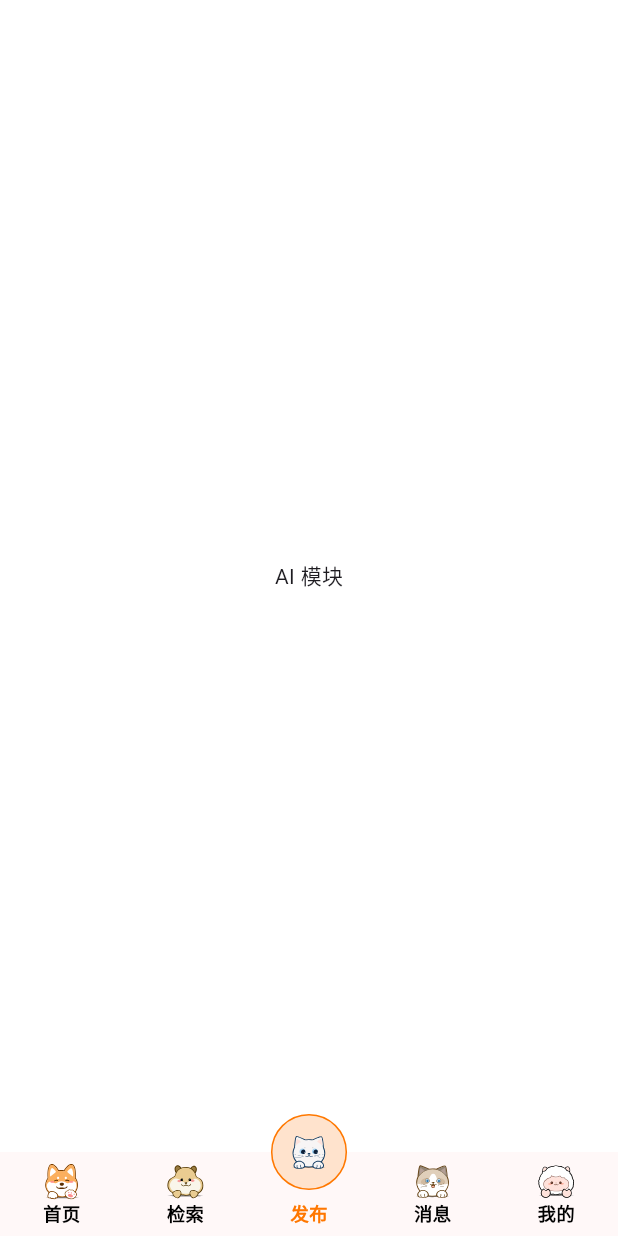
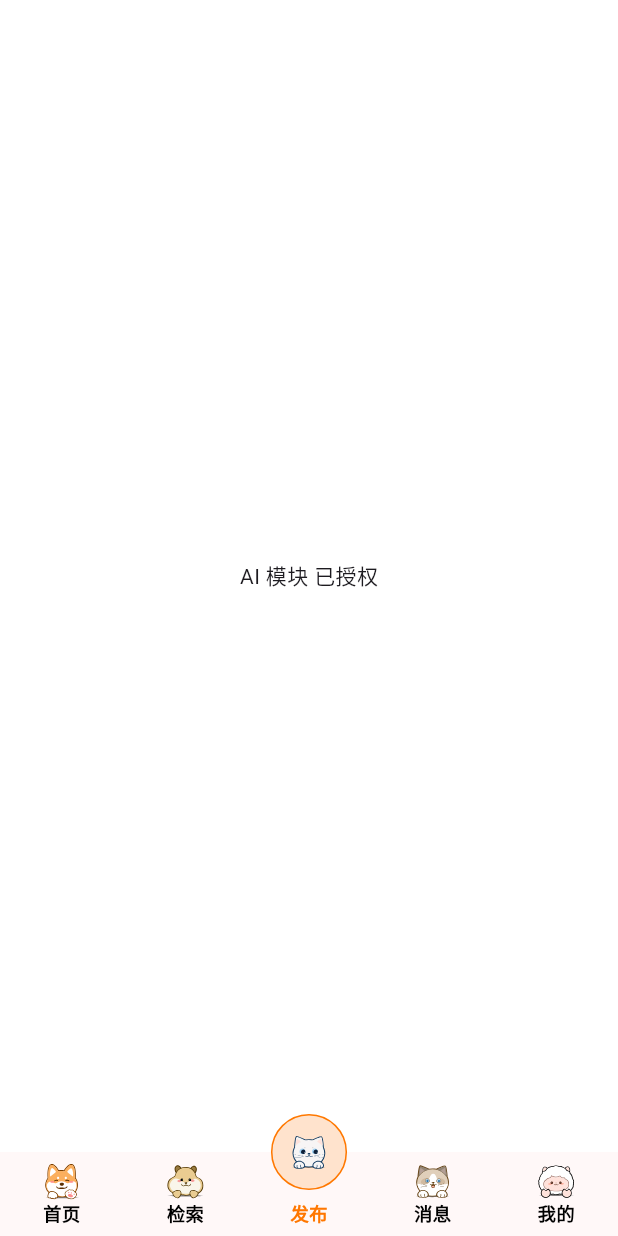
Before and after one commit to zhf2680536614/my-app-cat, a Flutter app: the screen it shows after launch, item 3 of the bottom bar chosen, on a phone screen of 412 x 824 dp. Run offline on Flutter 3.47's test engine with Material 3 defaults, Android fonts, the light colour scheme and no system bars; our stand-ins replace cached_network_image, dio, flutter_screenutil, flutter_svg, fluttertoast, get and 4 more; Roboto replaces fonts that are missing (AlimamaFangYuanTiVF).

Commit message:
feat(权限): 实现权限管理优化和懒加载页面
- 修改Toast显示时长为LONG以提升用户体验
- 在AndroidManifest中添加必要的权限声明
- 重构首页页面加载为懒加载模式，减少初始权限请求
- 优化权限工具类，添加并发请求控制和更精细的权限状态处理
- 在AI页面添加权限状态管理和生命周期监听
- 改进权限被永久拒绝时的处理流程，添加设置跳转提示

```diff
--- a/lib/pages/home/cpns/ai/index.dart
+++ b/lib/pages/home/cpns/ai/index.dart
@@ -1,4 +1,5 @@
 import 'package:flutter/material.dart';
+import 'package:my_app_cat/utils/permission_util.dart';
 
 class Ai extends StatefulWidget {
   const Ai({super.key});
@@ -7,12 +8,57 @@ class Ai extends StatefulWidget {
   State<Ai> createState() => _AiState();
 }
 
-class _AiState extends State<Ai> {
+class _AiState extends State<Ai> with WidgetsBindingObserver {
+  bool _isGranted = false;
+
+  @override
+  void initState() {
+    super.initState();
+    // 注册WidgetsBindingObserver，用于监听应用生命周期变化
+    WidgetsBinding.instance.addObserver(this);
+    // 应用启动时请求权限
+    _requestPermission();
+  }
+
+  @override
+  void dispose() {
+    // 移除观察者
+    WidgetsBinding.instance.removeObserver(this);
+    super.dispose();
+  }
+
+  @override
+  void didChangeAppLifecycleState(AppLifecycleState state) {
+    super.didChangeAppLifecycleState(state);
+    // 当应用从后台恢复到前台时（例如从设置页面返回）
+    if (state == AppLifecycleState.resumed) {
+      // 重新请求权限，确保"本次使用时允许"的权限会重新弹出
+      _requestPermission();
+    }
+  }
+
+  // 请求权限的方法
+  Future<void> _requestPermission() async {
+    if (!mounted) return;
+
+    // 调用修改后的requestLocationPermission方法
+    // 该方法现在会：
+    // 1. 只对"始终允许"的权限直接返回true
+    // 2. 对"本次使用时允许"和其他情况重新请求权限
+    // 3. 对"禁止且不再询问"的情况显示设置跳转提示
+    bool granted = await PermissionUtil.requestLocationPermission(context);
+
+    // 更新UI状态
+    setState(() {
+      _isGranted = granted;
+    });
+  }
+
   @override
   Widget build(BuildContext context) {
     return Scaffold(
       backgroundColor: Colors.white,
-      body: Center(child: Text("AI 模块")),
+      body: Center(child: _isGranted ? Text("AI 模块 已授权") : Text("AI 模块 未授权")),
     );
   }
 }
--- a/lib/pages/home/index.dart
+++ b/lib/pages/home/index.dart
@@ -18,14 +18,33 @@ class _HomePageState extends State<HomePage> {
   //定义默认展示的页面索引
   int _currentIndex = 0;
 
-  //定义首页展示的页面集合
-  final List<Widget> _pages = [
-    const Search(),
-    const Market(),
-    const Ai(),
-    const Information(),
-    const Person(),
-  ];
+  //存储已初始化的页面，实现懒加载
+  final Map<int, Widget> _initializedPages = {};
+
+  // 获取页面的懒加载方法
+  Widget _getPage(int index) {
+    if (!_initializedPages.containsKey(index)) {
+      // 只在需要时初始化页面
+      switch (index) {
+        case 0:
+          _initializedPages[index] = const Search();
+          break;
+        case 1:
+          _initializedPages[index] = const Market();
+          break;
+        case 2:
+          _initializedPages[index] = const Ai();
+          break;
+        case 3:
+          _initializedPages[index] = const Information();
+          break;
+        case 4:
+          _initializedPages[index] = const Person();
+          break;
+      }
+    }
+    return _initializedPages[index]!;
+  }
 
   @override
   Widget build(BuildContext context) {
@@ -57,7 +76,8 @@ class _HomePageState extends State<HomePage> {
           ),
         ),
       ),
-      body: IndexedStack(index: _currentIndex, children: _pages),
+      // 使用懒加载方式，只加载当前页面，避免不必要的权限请求
+      body: _getPage(_currentIndex),
       bottomNavigationBar: Theme(
         // 禁用水波纹效果，同时继承全局字体设置
         data: ThemeData(
--- a/lib/utils/flutter_toast_util.dart
+++ b/lib/utils/flutter_toast_util.dart
@@ -32,7 +32,7 @@ class FlutterToastUtils {
   static void showToast(String msg) {
     Fluttertoast.showToast(
       msg: msg,
-      toastLength: Toast.LENGTH_SHORT,
+      toastLength: Toast.LENGTH_LONG,
       gravity: ToastGravity.TOP,
       backgroundColor: const Color.fromRGBO(251, 175, 94, 1),
       textColor: const Color.fromARGB(255, 255, 255, 255),
--- a/lib/utils/permission_util.dart
+++ b/lib/utils/permission_util.dart
@@ -7,56 +7,111 @@ import 'log_util.dart'; // 引入日志工具类
 
 /// 权限管理工具类
 class PermissionUtil {
+  /// 权限请求状态标志，用于防止并发请求
+  static bool _isLocationPermissionRequesting = false;
+
   /// 请求位置权限
-  static Future<bool> requestLocationPermission() async {
+  static Future<bool> requestLocationPermission(BuildContext context) async {
+    // 检查是否已有权限请求正在进行中
+    if (_isLocationPermissionRequesting) {
+      LogUtil.d('已有位置权限请求正在进行中，跳过此次请求');
+      return false;
+    }
+
     try {
+      // 设置请求状态为进行中
+      _isLocationPermissionRequesting = true;
+
       // 检查位置权限状态
       var status = await Permission.location.status;
       LogUtil.d('当前位置权限状态: $status');
 
-      // 如果权限已授予，直接返回true
-      if (status.isGranted) {
+      // 情况1：权限被永久拒绝
+      if (status.isPermanentlyDenied) {
+        LogUtil.d('位置权限被永久拒绝，显示设置跳转提示');
+        if (context.mounted) {
+          await handlePermanentlyDeniedPermission(context, '位置权限');
+        }
+        return false;
+      }
+
+      // 情况2：检查是否为"始终允许"权限（在Android上是Permission.locationAlways，在iOS上是特定状态）
+      bool isAlwaysGranted = false;
+
+      // Android平台的始终允许权限检查
+      if (defaultTargetPlatform == TargetPlatform.android) {
+        var alwaysStatus = await Permission.locationAlways.status;
+        isAlwaysGranted = alwaysStatus.isGranted;
+        LogUtil.d('Android平台始终允许权限状态: $isAlwaysGranted');
+      }
+      // iOS平台的检查，需要通过status的具体值来判断
+      else if (defaultTargetPlatform == TargetPlatform.iOS) {
+        // 对于iOS，我们需要检查更具体的状态
+        // 注意：这里简化处理，实际可能需要根据具体版本调整
+        isAlwaysGranted = status == PermissionStatus.granted &&
+                         await Permission.locationWhenInUse.status.isGranted &&
+                         await Permission.locationAlways.status.isGranted;
+        LogUtil.d('iOS平台始终允许权限状态: $isAlwaysGranted');
+      }
+
+      // 如果是始终允许权限，直接返回true
+      if (isAlwaysGranted) {
+        LogUtil.d('位置权限已设置为始终允许，直接使用');
         return true;
       }
 
-      // 如果权限被永久拒绝，提示用户去设置页面开启
-      if (status.isPermanentlyDenied || status.isDenied) {
-        // 显示提示信息
-        FlutterToastUtils.showToast('位置权限被拒绝，请在设置中开启');
+      // 情况3：其他情况（包括临时拒绝、首次请求或"本次使用时允许"后重新打开应用）
+      // 检查系统是否允许再次显示权限请求弹窗
+      bool shouldShowRationale = await Permission.location.shouldShowRequestRationale;
+      LogUtil.d('是否应该显示权限说明: $shouldShowRationale');
 
-        // 对于被永久拒绝的情况，引导用户去设置
-        if (status.isPermanentlyDenied) {
-          // 打开应用设置页面
-          await openAppSettings();
-        }
-
-        // 请求权限
+      // 对于"本次使用时允许"后重新打开应用的情况，即使status.isGranted为true，也需要重新请求权限
+      // 所以这里直接请求权限，不检查status.isGranted
       PermissionStatus permissionStatus = await Permission.location.request();
       LogUtil.d('位置权限请求结果: $permissionStatus');
 
       // 根据请求结果返回相应的值
       if (permissionStatus.isGranted) {
+        LogUtil.d('用户授予了位置权限');
         return true;
+      } else if (permissionStatus.isPermanentlyDenied) {
+        LogUtil.d('用户拒绝位置权限并不再询问');
+        if (context.mounted) {
+          await handlePermanentlyDeniedPermission(context, '位置权限');
+        }
+        return false;
       } else {
+        LogUtil.d('用户拒绝了位置权限');
         // 如果用户拒绝了权限，可以提示用户权限的必要性
         FlutterToastUtils.showToast('需要位置权限才能获取您的位置信息');
         return false;
       }
-      }
-
-      return false;
     } catch (e) {
       LogUtil.e('请求位置权限出错: $e');
       FlutterToastUtils.showErrorToast('请求位置权限失败');
       return false;
+    } finally {
+      // 无论如何，最后都要重置请求状态
+      _isLocationPermissionRequesting = false;
     }
   }
 
   /// 请求位置权限（包含后台位置）
-  static Future<bool> requestLocationPermissionWithBackground() async {
+  static Future<bool> requestLocationPermissionWithBackground(
+    BuildContext context,
+  ) async {
+    // 检查是否已有权限请求正在进行中
+    if (_isLocationPermissionRequesting) {
+      LogUtil.d('已有位置权限请求正在进行中，跳过后台权限请求');
+      return false;
+    }
+
     try {
+      // 设置请求状态为进行中
+      _isLocationPermissionRequesting = true;
+
       // 先请求前台位置权限
-      bool foregroundGranted = await requestLocationPermission();
+      bool foregroundGranted = await requestLocationPermission(context);
 
       if (!foregroundGranted) {
         return false;
@@ -89,36 +144,10 @@ class PermissionUtil {
       LogUtil.e('请求后台位置权限出错: $e');
       FlutterToastUtils.showErrorToast('请求后台位置权限失败');
       return false;
+    } finally {
+      // 无论如何，最后都要重置请求状态
+      _isLocationPermissionRequesting = false;
     }
-  }
-
-  /// 检查并请求多个权限
-  static Future<Map<Permission, PermissionStatus>> requestMultiplePermissions(
-    List<Permission> permissions,
-  ) async {
-    try {
-      LogUtil.d('开始请求多个权限: $permissions');
-      final Map<Permission, PermissionStatus> statuses = await permissions
-          .request();
-
-      // 记录每个权限的请求结果
-      statuses.forEach((permission, status) {
-        LogUtil.d('权限 $permission 请求结果: $status');
-      });
-
-      return statuses;
-    } catch (e) {
-      LogUtil.e('请求多个权限出错: $e');
-      FlutterToastUtils.showErrorToast('请求权限失败');
-      return {};
-    }
-  }
-
-  /// 检查多个权限是否都已授予
-  static bool areAllPermissionsGranted(
-    Map<Permission, PermissionStatus> statuses,
-  ) {
-    return statuses.values.every((status) => status.isGranted);
   }
 
   /// 请求相机权限
@@ -134,7 +163,15 @@ class PermissionUtil {
       if (status.isPermanentlyDenied || status.isDenied) {
         if (status.isPermanentlyDenied) {
           FlutterToastUtils.showToast('相机权限被拒绝，请在设置中开启');
+          try {
+            LogUtil.d('正在打开应用设置页面...');
             await openAppSettings();
+            // 添加短暂延迟，确保设置页面有足够时间打开
+            await Future.delayed(Duration(milliseconds: 500));
+          } catch (e) {
+            LogUtil.e('打开设置页面失败: $e');
+            FlutterToastUtils.showErrorToast('无法打开设置页面，请手动前往设置');
+          }
         }
 
         PermissionStatus permissionStatus = await Permission.camera.request();
@@ -178,7 +215,15 @@ class PermissionUtil {
       if (status.isPermanentlyDenied || status.isDenied) {
         if (status.isPermanentlyDenied) {
           FlutterToastUtils.showToast('相册权限被拒绝，请在设置中开启');
+          try {
+            LogUtil.d('正在打开应用设置页面...');
             await openAppSettings();
+            // 添加短暂延迟，确保设置页面有足够时间打开
+            await Future.delayed(Duration(milliseconds: 500));
+          } catch (e) {
+            LogUtil.e('打开设置页面失败: $e');
+            FlutterToastUtils.showErrorToast('无法打开设置页面，请手动前往设置');
+          }
         }
 
         PermissionStatus permissionStatus = await permission.request();
@@ -227,7 +272,15 @@ class PermissionUtil {
       if (status.isPermanentlyDenied || status.isDenied) {
         if (status.isPermanentlyDenied) {
           FlutterToastUtils.showToast('存储权限被拒绝，请在设置中开启');
+          try {
+            LogUtil.d('正在打开应用设置页面...');
             await openAppSettings();
+            // 添加短暂延迟，确保设置页面有足够时间打开
+            await Future.delayed(Duration(milliseconds: 500));
+          } catch (e) {
+            LogUtil.e('打开设置页面失败: $e');
+            FlutterToastUtils.showErrorToast('无法打开设置页面，请手动前往设置');
+          }
         }
 
         PermissionStatus permissionStatus = await permission.request();
@@ -249,37 +302,36 @@ class PermissionUtil {
     }
   }
 
-  /// 显示权限被拒绝的弹窗提示
-  static void showPermissionDeniedDialog(
+  /// 检查权限是否被永久禁用，如果是则弹出确认对话框
+  static Future<void> handlePermanentlyDeniedPermission(
     BuildContext context,
     String permissionName,
-  ) {
+  ) async {
     try {
-      LogUtil.d('显示$permissionName权限被拒绝的弹窗');
-      showDialog(
+      // 弹出确认对话框
+      if (!context.mounted) return;
+      showDialog<bool>(
         context: context,
         builder: (BuildContext context) => AlertDialog(
-          title: Text('权限申请'),
-          content: Text('需要$permissionName权限才能继续使用此功能，请在设置中开启。'),
+          title: Text('权限被永久禁用'),
+          content: Text('$permissionName已被永久禁用，需要前往设置页面开启才能继续使用此功能。'),
           actions: <Widget>[
             TextButton(
               child: Text('取消'),
               onPressed: () {
-                LogUtil.d('用户取消了权限设置');
+                LogUtil.d('用户取消跳转到设置页面');
                 Navigator.of(context).pop();
               },
             ),
             TextButton(
               child: Text('去设置'),
               onPressed: () async {
-                LogUtil.d('用户选择去设置页面');
+                LogUtil.d('用户确认跳转到设置页面');
+                await openAppSettings();
+                // 添加短暂延迟，确保设置页面有足够时间打开
+                await Future.delayed(Duration(milliseconds: 1500));
+                if (context.mounted) {
                   Navigator.of(context).pop();
-                try {
-                  await openAppSettings();
-                  LogUtil.d('已打开应用设置页面');
-                } catch (e) {
-                  LogUtil.e('打开设置页面失败: $e');
-                  FlutterToastUtils.showErrorToast('无法打开设置页面');
                 }
               },
             ),
@@ -287,8 +339,8 @@ class PermissionUtil {
         ),
       );
     } catch (e) {
-      LogUtil.e('显示权限弹窗出错: $e');
-      FlutterToastUtils.showErrorToast('显示权限提示失败');
+      LogUtil.e('处理永久禁用权限出错: $e');
+      FlutterToastUtils.showErrorToast('检查权限状态失败');
     }
   }
 }
```
Also changed, not shown: 1 other file. Lines whose indentation alone changed are shown as unchanged.
